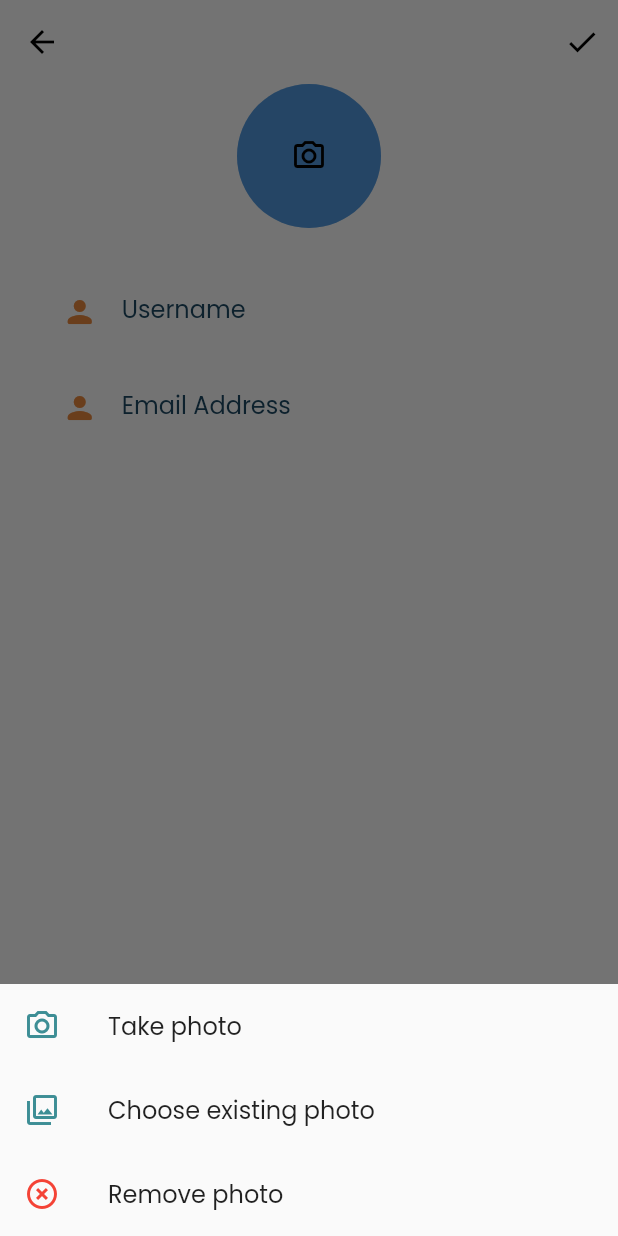
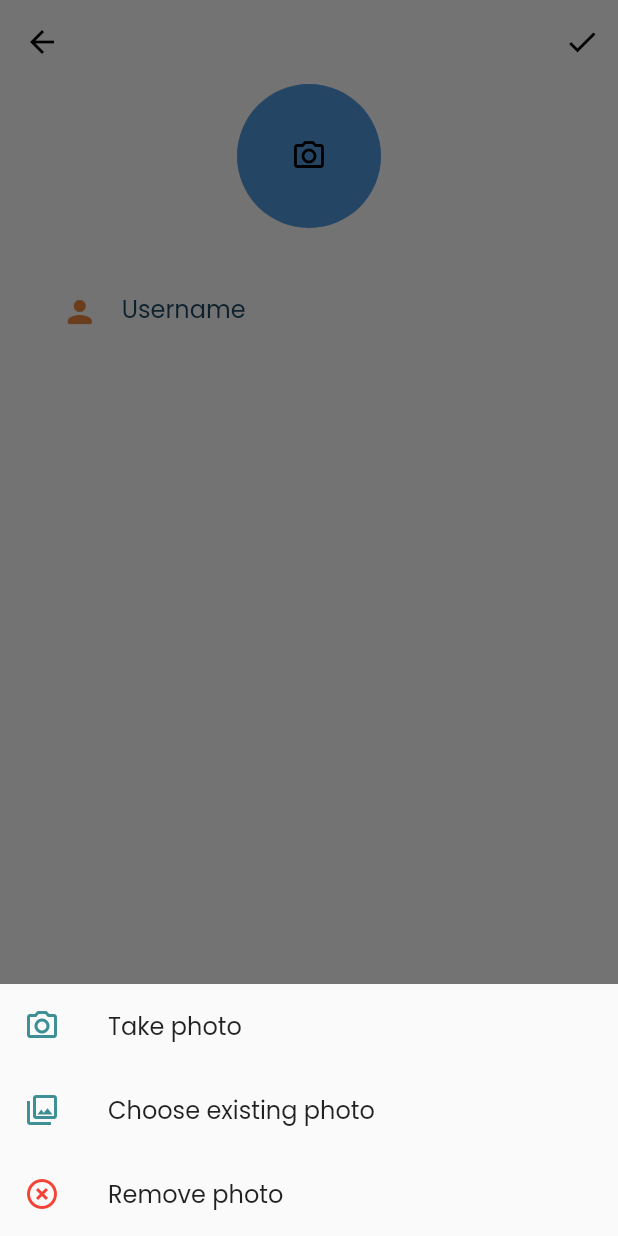
Before and after one commit to gwynbxm/nearbyou, a Flutter app: the EditProfileView screen opened directly, after a tap on the "camera alt" icon, on a phone screen of 412 x 824 dp. Run offline on Flutter 3.47's test engine with Material 2 defaults, Android fonts, the phone set to English and light mode, and no system bars; our stand-ins replace cloud_firestore, firebase_auth, firebase_core, firebase_storage, flutter_speed_dial, geolocator and 6 more; missing offline and left inert: flutter_google_places, geocoder; accounts and stored records are empty.

Commit message:
update ui

```diff
--- a/lib/views/profile/user_edit_profile_view.dart
+++ b/lib/views/profile/user_edit_profile_view.dart
@@ -209,14 +209,6 @@ class _EditProfileViewState extends State<EditProfileView> {
                                   validator: (value) => value.isEmpty
                                       ? 'Username cannot be blank'
                                       : null),
-                              ProfileInputField(
-                                  controller: _editEmailCon,
-                                  hintText: 'Email Address',
-                                  labelText: 'Email Address',
-                                  icon: Icons.person_rounded,
-                                  validator: (value) => value.isEmpty
-                                      ? 'Email cannot be blank'
-                                      : null),
                             ],
                           ),
                         )
```
Also changed, not shown: lib/views/home/home_view.dart (+23 -15 lines).
